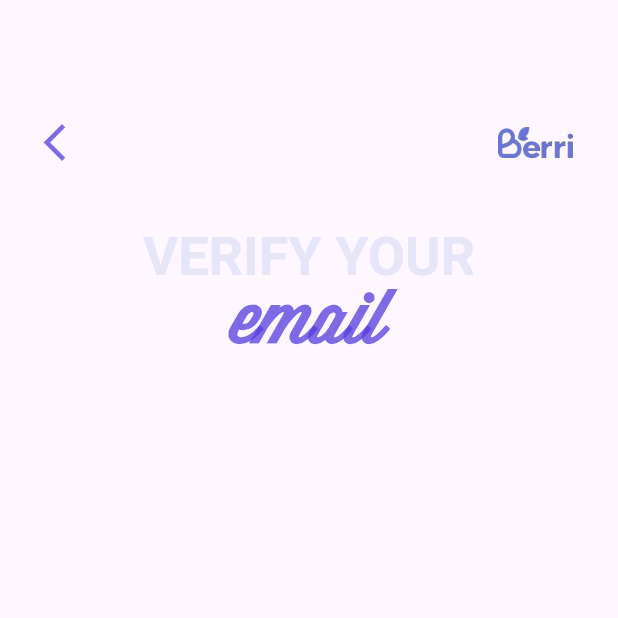
After one commit to MISHRA-TUSHAR/berri, a Flutter app: the OTPscreen screen opened directly, on a phone screen of 412 x 824 dp, the top half of it. The commit adds this screen. Run offline on Flutter 3.47's test engine with Material 3 defaults, Android fonts, the phone set to English and light mode, and no system bars.

Commit message:
fixed text

```diff
--- a/lib/screens/college_mail.dart
+++ b/lib/screens/college_mail.dart
@@ -1,10 +1,11 @@
+import 'package:berri/screens/otp_screen.dart';
 import 'package:berri/utils/colors.dart';
 import 'package:berri/widgets/buttons.dart';
 import 'package:berri/widgets/textfields.dart';
 import 'package:flutter/material.dart';
 
 class CollegeMail extends StatefulWidget {
-  const CollegeMail({Key? key});
+  const CollegeMail({super.key});
 
   @override
   State<CollegeMail> createState() => _CollegeMailState();
@@ -38,6 +39,18 @@ class _CollegeMailState extends State<CollegeMail> {
         buttonColor = MyAppColors.unFocused;
       }
     });
+  }
+
+  void navigateToOTP() {
+    if (collegeNameController.text.isNotEmpty &&
+        emailController.text.isNotEmpty) {
+      Navigator.push(
+        context,
+        MaterialPageRoute(
+          builder: (context) => OTPscreen(),
+        ),
+      );
+    }
   }
 
   @override
@@ -91,7 +104,7 @@ class _CollegeMailState extends State<CollegeMail> {
                         ),
                       ),
                       TextSpan(
-                        text: 'COLLEGE\n',
+                        text: 'college\n',
                         style: TextStyle(
                           color: MyAppColors.textBlue,
                           fontSize: 36,
@@ -156,12 +169,15 @@ class _CollegeMailState extends State<CollegeMail> {
               const SizedBox(height: 20),
               Padding(
                 padding: const EdgeInsets.only(left: 10, right: 10, bottom: 30),
+                child: InkWell(
+                  onTap: navigateToOTP,
                   child: Buttons(
                     backgroundColor: buttonColor,
                     text: 'GET OTP',
                     textColor: Colors.black54,
                     isBold: true,
                     hasBorder: false,
+                  ),
                 ),
               ),
             ],
--- a/lib/screens/join_berri.dart
+++ b/lib/screens/join_berri.dart
@@ -51,7 +51,7 @@ class _JoinState extends State<Join> {
                     ),
                   ),
                   Text(
-                    'COMMUNITY.',
+                    'community.',
                     style: TextStyle(
                       color: MyAppColors.textBlue,
                       fontSize: 36,
--- /dev/null
+++ b/lib/screens/otp_screen.dart
@@ -0,0 +1,80 @@
+import 'package:flutter/material.dart';
+
+import '../utils/colors.dart';
+
+class OTPscreen extends StatefulWidget {
+  const OTPscreen({super.key});
+  @override
+  State<OTPscreen> createState() => _OTPscreenState();
+}
+
+class _OTPscreenState extends State<OTPscreen> {
+  @override
+  Widget build(BuildContext context) {
+    return Scaffold(
+      body: SingleChildScrollView(
+        child: Padding(
+          padding: const EdgeInsets.all(20.0),
+          child: Column(
+            crossAxisAlignment: CrossAxisAlignment.start,
+            children: [
+              Padding(
+                padding: const EdgeInsets.only(
+                  top: 50,
+                ),
+                child: Row(
+                  children: [
+                    IconButton(
+                      icon: const Icon(Icons.arrow_back_ios),
+                      color: MyAppColors.textBlue,
+                      onPressed: () {
+                        Navigator.pop(context);
+                      },
+                      iconSize: 30,
+                    ),
+                    const Spacer(),
+                    Padding(
+                      padding: const EdgeInsets.only(right: 10),
+                      child: Image.asset(
+                        'assets/images/berri_join.png',
+                        width: 50,
+                        height: 50,
+                      ),
+                    ),
+                  ],
+                ),
+              ),
+              const SizedBox(height: 30),
+              Center(
+                child: RichText(
+                  textAlign: TextAlign.center,
+                  text: const TextSpan(
+                    children: [
+                      TextSpan(
+                        text: 'VERIFY YOUR \n',
+                        style: TextStyle(
+                          color: MyAppColors.textWhite,
+                          fontSize: 36,
+                          fontWeight: FontWeight.bold,
+                        ),
+                      ),
+                      TextSpan(
+                        text: 'email\n',
+                        style: TextStyle(
+                          color: MyAppColors.textBlue,
+                          fontSize: 48,
+                          fontWeight: FontWeight.bold,
+                          fontFamily: 'WisdomScript',
+                        ),
+                      ),
+                    ],
+                  ),
+                ),
+              ),
+            ],
+          ),
+        ),
+      ),
+    );
+  }
+}
```
Lines whose indentation alone changed are shown as unchanged.
